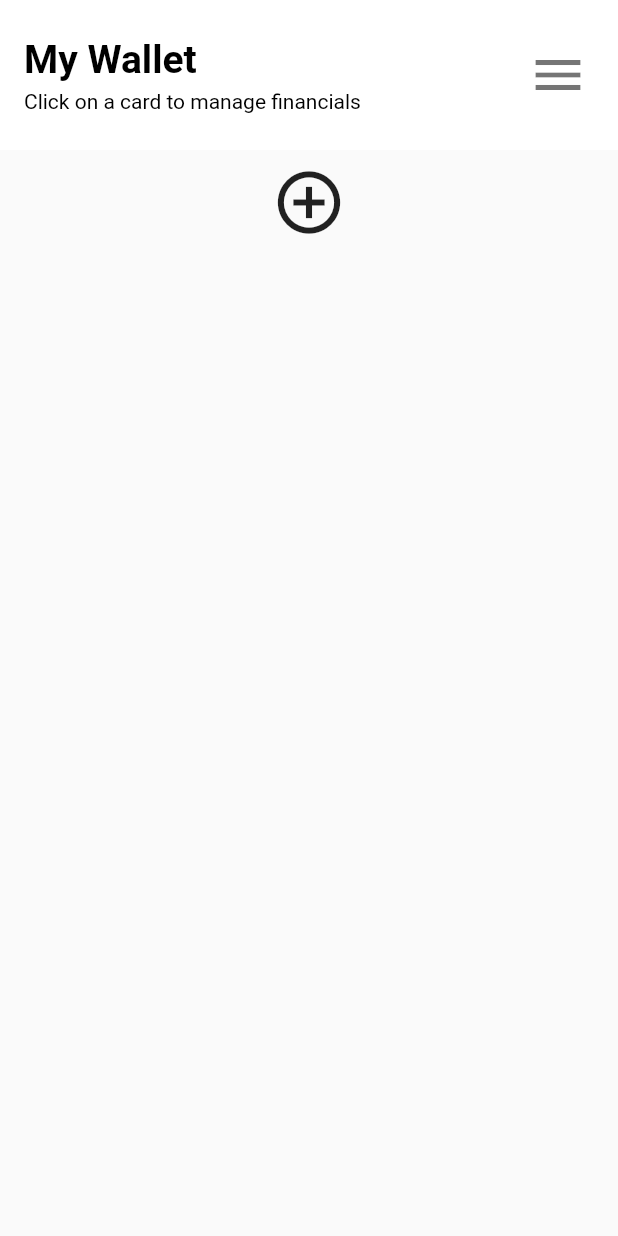
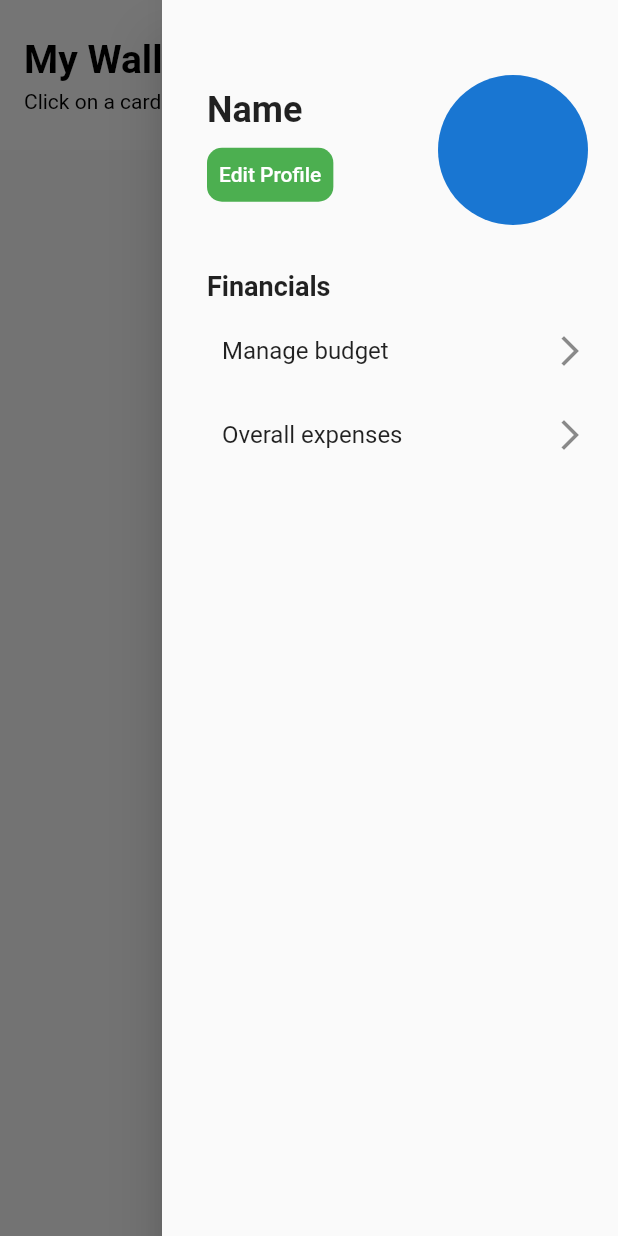
Before and after one commit to Addin15/amz_finance, a Flutter app: the screen it shows once a user with an empty profile is signed in, after a tap on the "menu" icon, on a phone screen of 412 x 824 dp. Run offline on Flutter 3.47's test engine with Material 2 defaults, Android fonts, the phone set to English and light mode, and no system bars; our stand-ins replace cloud_firestore, firebase_auth, firebase_core, syncfusion_flutter_charts; accounts and stored records are empty.

Commit message:
manage budget

```diff
--- a/lib/models/budget.dart
+++ b/lib/models/budget.dart
@@ -3,4 +3,15 @@ class Budget {
   double? allocation;
 
   Budget({this.name, this.allocation});
+
+  Budget.fromSnapshot(Map<String, dynamic> snapshot)
+      : name = snapshot['name'],
+        allocation = snapshot['budget'].toDouble();
+
+  static Map<String, dynamic> toMap(Budget budget) {
+    return {
+      'name': budget.name,
+      'budget': budget.allocation,
+    };
+  }
 }
--- a/lib/pages/budgeting.dart
+++ b/lib/pages/budgeting.dart
@@ -1,5 +1,8 @@
 import 'package:amz_finance/models/budget.dart';
+import 'package:amz_finance/services/auth.dart';
+import 'package:amz_finance/services/database.dart';
 import 'package:flutter/material.dart';
+import 'package:provider/provider.dart';
 
 class Budgeting extends StatefulWidget {
   const Budgeting({Key? key}) : super(key: key);
@@ -9,7 +12,7 @@ class Budgeting extends StatefulWidget {
 }
 
 class _BudgetingState extends State<Budgeting> {
-  List<Budget> budgets = [];
+  DatabaseService db = DatabaseService();
 
   @override
   Widget build(BuildContext context) {
@@ -49,7 +52,13 @@ class _BudgetingState extends State<Budgeting> {
         ),
         backgroundColor: Colors.white,
       ),
-      body: Container(
+      body: StreamProvider<List<Budget>>.value(
+          value: db.streamBudgets(AuthService().userId),
+          initialData: [],
+          builder: (context, child) {
+            List<Budget> budgets = Provider.of<List<Budget>>(context);
+
+            return Container(
               padding: EdgeInsets.symmetric(horizontal: 30),
               child: Column(
                 children: [
@@ -82,32 +91,35 @@ class _BudgetingState extends State<Budgeting> {
                                     builder: (context) => addBudget());
 
                                 if (result != null) {
-                            setState(() {
-                              budgets.add(Budget(
+                                  Budget budget = Budget(
                                       name: result['name'],
-                                  allocation: double.parse(result['amount'])));
-                            });
+                                      allocation:
+                                          double.parse(result['amount']));
+
+                                  await db.addBudget(
+                                      budget, AuthService().userId);
                                 }
                               },
                               icon: Icon(
                                 Icons.add_circle_outline,
                                 size: 50,
                               ));
-                  }
+                        } else {
+                          Budget budget = budgets[index];
                           return InkWell(
                             onTap: () async {
                               dynamic result = await showDialog(
                                   context: context,
                                   builder: (context) => addBudget(
-                              name: budgets[index].name!,
-                              amount: budgets[index].allocation!.toString()));
+                                      name: budget.name!,
+                                      amount: budget.allocation!.toString()));
 
                               if (result != null) {
-                        setState(() {
                                 budgets[index] = Budget(
                                     name: result['name'],
                                     allocation: double.parse(result['amount']));
-                        });
+                                await db.updateBudget(
+                                    budgets, AuthService().userId);
                               }
                             },
                             child: Container(
@@ -131,7 +143,7 @@ class _BudgetingState extends State<Budgeting> {
                                     ),
                                   ),
                                   Text(
-                            'RM${budgets[index].allocation!}',
+                                    'RM${budget.allocation!.toStringAsFixed(2)}',
                                     style: TextStyle(
                                       color: Colors.white,
                                       fontSize: 18,
@@ -142,12 +154,14 @@ class _BudgetingState extends State<Budgeting> {
                               ),
                             ),
                           );
+                        }
                       },
                     ),
                   ),
                 ],
               ),
-      ),
+            );
+          }),
     );
   }
 
--- a/lib/pages/wallet_dashboard.dart
+++ b/lib/pages/wallet_dashboard.dart
@@ -1,5 +1,6 @@
 import 'package:amz_finance/constant/constant.dart';
 import 'package:amz_finance/models/bank.dart';
+import 'package:amz_finance/pages/budgeting.dart';
 import 'package:amz_finance/pages/view_wallet.dart';
 import 'package:amz_finance/services/auth.dart';
 import 'package:amz_finance/services/database.dart';
@@ -12,9 +13,11 @@ class WalletDashboard extends StatelessWidget {
 
   @override
   Widget build(BuildContext context) {
-    DatabaseService db = DatabaseService();
+    final DatabaseService db = DatabaseService();
+    final GlobalKey<ScaffoldState> _key = GlobalKey();
 
     return Scaffold(
+      key: _key,
       appBar: AppBar(
         elevation: 0.0,
         toolbarHeight: 100,
@@ -43,7 +46,9 @@ class WalletDashboard extends StatelessWidget {
         backgroundColor: Colors.white,
         actions: [
           IconButton(
-              onPressed: () {},
+              onPressed: () {
+                _key.currentState!.openEndDrawer();
+              },
               icon: Icon(
                 Icons.menu,
                 size: 40,
@@ -52,13 +57,90 @@ class WalletDashboard extends StatelessWidget {
           SizedBox(width: 20),
         ],
       ),
+      endDrawer: Drawer(
+        child: Container(
+          padding: EdgeInsets.only(top: 50, left: 30, right: 20),
+          child: Column(
+            crossAxisAlignment: CrossAxisAlignment.start,
+            children: [
+              Row(
+                crossAxisAlignment: CrossAxisAlignment.center,
+                children: [
+                  Expanded(
+                    child: Column(
+                      crossAxisAlignment: CrossAxisAlignment.start,
+                      mainAxisAlignment: MainAxisAlignment.center,
+                      children: [
+                        Text(
+                          'Name',
+                          style: TextStyle(
+                            fontSize: 24,
+                            fontWeight: FontWeight.bold,
+                          ),
+                        ),
+                        SizedBox(height: 5),
+                        TextButton(
+                          style: ButtonStyle(
+                            shape: MaterialStateProperty.all(
+                                RoundedRectangleBorder(
+                              borderRadius: BorderRadius.circular(10),
+                            )),
+                            backgroundColor:
+                                MaterialStateProperty.all(Colors.green),
+                          ),
+                          onPressed: () {},
+                          child: Text(
+                            'Edit Profile',
+                            style: TextStyle(color: Colors.white),
+                          ),
+                        ),
+                      ],
+                    ),
+                  ),
+                  CircleAvatar(
+                    radius: 50,
+                  ),
+                ],
+              ),
+              SizedBox(height: 30),
+              Text(
+                'Financials',
+                style: TextStyle(
+                  fontSize: 18,
+                  fontWeight: FontWeight.bold,
+                ),
+              ),
+              SizedBox(height: 5),
+              ListTile(
+                onTap: () => Navigator.push(context,
+                    CupertinoPageRoute(builder: (context) => Budgeting())),
+                contentPadding: EdgeInsets.only(left: 10),
+                title: Text(
+                  'Manage budget',
+                  style: TextStyle(fontWeight: FontWeight.w400, fontSize: 16),
+                ),
+                trailing: Icon(Icons.arrow_forward_ios_outlined),
+              ),
+              ListTile(
+                onTap: () {},
+                contentPadding: EdgeInsets.only(left: 10),
+                title: Text(
+                  'Overall expenses',
+                  style: TextStyle(fontWeight: FontWeight.w400, fontSize: 16),
+                ),
+                trailing: Icon(Icons.arrow_forward_ios_outlined),
+              ),
+            ],
+          ),
+        ),
+      ),
       body: StreamProvider<List<Bank>>.value(
           value: db.streamAccounts(AuthService().userId),
           initialData: const [],
           catchError: (_, __) => [],
           builder: (context, child) {
             List<Bank> banks = Provider.of<List<Bank>>(context);
-            print(banks.length);
+
             return Container(
               padding: const EdgeInsets.symmetric(horizontal: 30, vertical: 10),
               child: ListView.separated(
--- a/lib/services/database.dart
+++ b/lib/services/database.dart
@@ -1,4 +1,5 @@
 import 'package:amz_finance/models/bank.dart';
+import 'package:amz_finance/models/budget.dart';
 import 'package:cloud_firestore/cloud_firestore.dart';
 
 class DatabaseService {
@@ -15,4 +16,31 @@ class DatabaseService {
             .map((doc) => Bank.fromSnapshot(doc.id, doc.data()))
             .toList());
   }
+
+  // stream budgets
+  Stream<List<Budget>> streamBudgets(String uid) {
+    return _db.collection('users').doc(uid).snapshots().map((doc) =>
+        (doc.get('budgets') as List<dynamic>)
+            .map((e) => Budget.fromSnapshot(e))
+            .toList());
+  }
+
+  // add budget
+  Future<void> addBudget(Budget budget, String uid) async {
+    await _db.collection('users').doc(uid).update({
+      'budgets': FieldValue.arrayUnion([
+        {
+          'name': budget.name,
+          'budget': budget.allocation,
+        }
+      ]),
+    });
+  }
+
+  // update budget
+  Future<void> updateBudget(List<Budget> budgets, String uid) async {
+    await _db.collection('users').doc(uid).update({
+      'budgets': budgets.map((budget) => Budget.toMap(budget)).toList(),
+    });
+  }
 }
```
Lines whose indentation alone changed are shown as unchanged.
